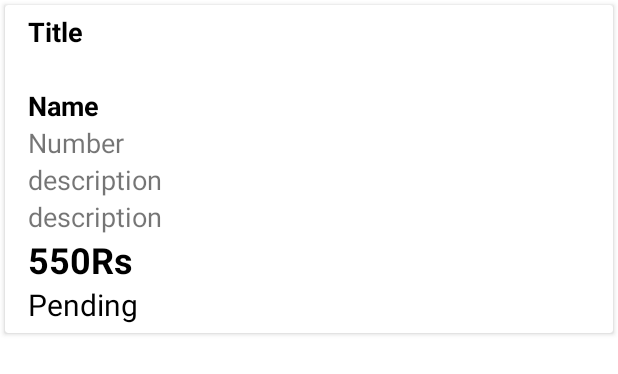
After one commit to Allono07/assignmentAppJava, an Android app: the layout order_row.xml on its own in the app's theme, with its tools: preview values and no code run, on a phone screen of 412 x 824 dp. The commit adds this screen. Shown: the top 374 px of the screen. Run offline under Robolectric (Android 15) with nearby library versions, the phone set to English and light mode, and no system bars.

Commit message:
few changes anmd features added

```diff
--- a/app/src/main/java/com/devdroid/assignmentapp/CartActivity.java
+++ b/app/src/main/java/com/devdroid/assignmentapp/CartActivity.java
@@ -50,9 +50,9 @@ public class CartActivity extends AppCompatActivity {
             }
         });
         // ATTENTION: This was auto-generated to handle app links.
-        Intent appLinkIntent = getIntent();
-        String appLinkAction = appLinkIntent.getAction();
-        Uri appLinkData = appLinkIntent.getData();
+//        Intent appLinkIntent = getIntent();
+//        String appLinkAction = appLinkIntent.getAction();
+//        Uri appLinkData = appLinkIntent.getData();
     }
 
     private void getCartItem() {
--- a/app/src/main/java/com/devdroid/assignmentapp/DashboardActivity.java
+++ b/app/src/main/java/com/devdroid/assignmentapp/DashboardActivity.java
@@ -25,7 +25,7 @@ public class DashboardActivity extends AppCompatActivity {
     protected void onCreate(Bundle savedInstanceState) {
         super.onCreate(savedInstanceState);
         binding = ActivityDashboardBinding.inflate(getLayoutInflater());
-
+        EventAPIProfileActivity eventAPI = new EventAPIProfileActivity();
         setContentView(binding.getRoot());
         setSupportActionBar(binding.myToolbar);
         productsAdapter = new ProductsAdapter(this);
@@ -42,9 +42,10 @@ public class DashboardActivity extends AppCompatActivity {
         }
     });
 
-        binding.cart.setOnClickListener(new View.OnClickListener() {
+        binding.person.setOnClickListener(new View.OnClickListener() {
             @Override
             public void onClick(View view) {
+                eventAPI.makeApiCall();
                 startActivity(new Intent(DashboardActivity.this, ProfileActivity.class));
 
             }
--- /dev/null
+++ b/app/src/main/res/layout/order_row.xml
@@ -0,0 +1,97 @@
+<?xml version="1.0" encoding="utf-8"?>
+<androidx.cardview.widget.CardView xmlns:android="http://schemas.android.com/apk/res/android"
+    android:layout_width="match_parent"
+    android:layout_height="wrap_content"
+    android:layout_margin="3dp">
+    <LinearLayout
+        android:padding="5dp"
+        android:orientation="horizontal"
+        android:layout_width="match_parent"
+        android:layout_height="wrap_content">
+
+
+        <LinearLayout
+            android:layout_marginLeft="10dp"
+            android:layout_gravity="center"
+            android:orientation="vertical"
+            android:layout_width="match_parent"
+            android:layout_height="wrap_content">
+            <TextView
+                android:id="@+id/orderNumber"
+                android:textStyle="bold"
+                android:textColor="@color/black"
+                android:text="Title"
+                android:textSize="18sp"
+                android:layout_width="match_parent"
+                android:layout_height="wrap_content"/>
+
+            <TextView
+                android:id="@+id/trackingNumber"
+                android:textStyle="bold"
+                android:textColor="@color/black"
+                android:text=""
+                android:textSize="18sp"
+                android:layout_width="match_parent"
+                android:layout_height="wrap_content"/>
+            <TextView
+                android:id="@+id/name"
+                android:textStyle="bold"
+                android:textColor="@color/black"
+                android:text="Name"
+                android:textSize="18sp"
+                android:layout_width="match_parent"
+                android:layout_height="wrap_content"/>
+            <TextView
+                android:id="@+id/number"
+                android:text="Number"
+                android:textSize="18sp"
+                android:layout_width="match_parent"
+                android:layout_height="wrap_content"/>
+            <TextView
+                android:id="@+id/address"
+                android:text="description"
+                android:textSize="18sp"
+                android:layout_width="match_parent"
+                android:layout_height="wrap_content"/>
+            <TextView
+                android:id="@+id/cityName"
+                android:text="description"
+                android:textSize="18sp"
+                android:layout_width="match_parent"
+                android:layout_height="wrap_content"/>
+<LinearLayout
+    android:orientation="horizontal"
+    android:layout_width="match_parent"
+    android:layout_height="wrap_content">
+    <TextView
+        android:id="@+id/codAmount"
+        android:textStyle="bold"
+        android:text="550"
+        android:textColor="@color/black"
+        android:textSize="24sp"
+        android:layout_width="wrap_content"
+        android:layout_height="wrap_content"/>
+    <TextView
+        android:textStyle="bold"
+        android:text="Rs"
+        android:textColor="@color/black"
+        android:textSize="24sp"
+        android:layout_width="wrap_content"
+        android:layout_height="wrap_content"/>
+</LinearLayout>
+            <TextView
+                android:id="@+id/orderStatus"
+                android:text="Pending"
+                android:textSize="20sp"
+                android:textColor="@color/black"
+                android:layout_width="wrap_content"
+                android:layout_height="wrap_content"/>
+            <androidx.recyclerview.widget.RecyclerView
+                android:id="@+id/orderProductsRecyler"
+                android:layout_width="match_parent"
+                android:layout_height="wrap_content"/>
+        </LinearLayout>
+
+    </LinearLayout>
+
+</androidx.cardview.widget.CardView>
```
Also changed, not shown: app/src/main/AndroidManifest.xml (+19 -19 lines), app/src/main/java/com/devdroid/assignmentapp/DetailActivity.java (+31 -5 lines), app/src/main/java/com/devdroid/assignmentapp/EventAPIProfileActivity.java (added, +84 -0 lines), app/src/main/java/com/devdroid/assignmentapp/OrdersAdapter.java (added, +104 -0 lines), app/src/main/java/com/devdroid/assignmentapp/ProfileActivity.java (+12 -0 lines), app/src/main/res/layout/activity_detail.xml (+10 -0 lines).
